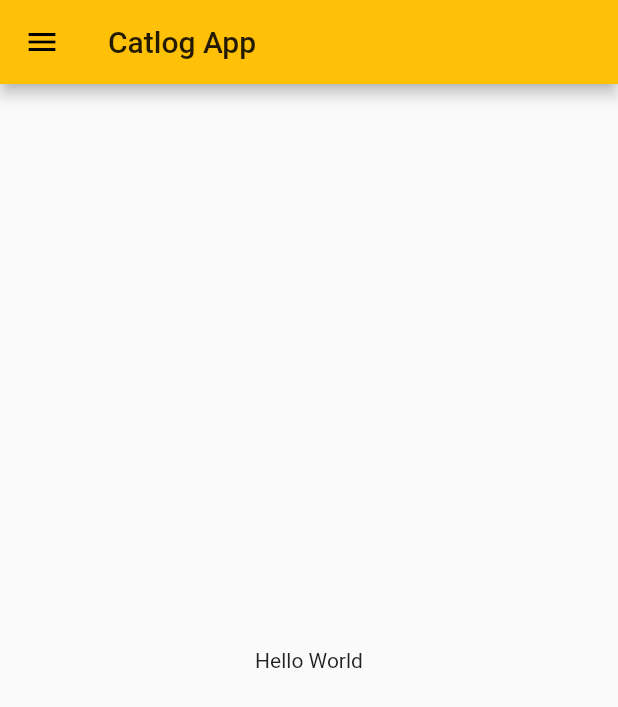
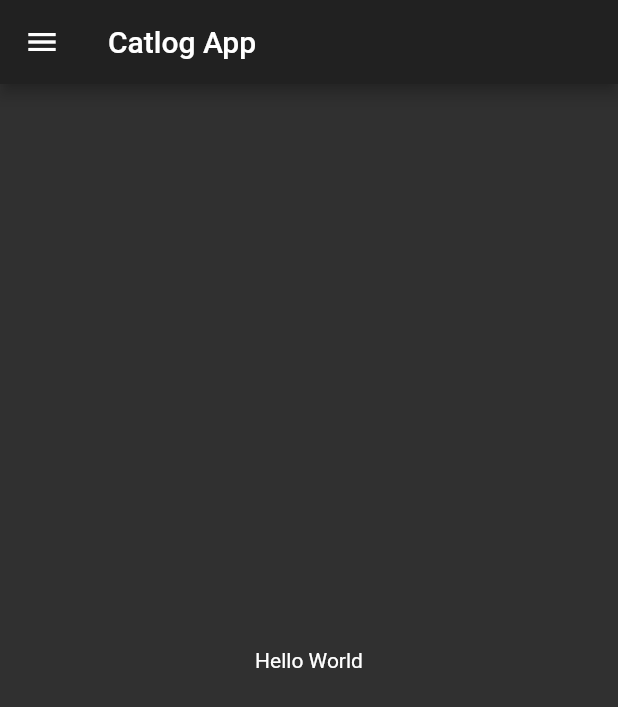
Before and after one commit to sanjayadtani/catalog_app, a Flutter app: the screen it shows after launch, on a phone screen of 412 x 824 dp. Shown: the top 707 px of the screen. Run offline on Flutter 3.47's test engine with Material 2 defaults, Android fonts, the phone set to English and light mode, and no system bars.

Commit message:
day3 complete

```diff
--- a/lib/main.dart
+++ b/lib/main.dart
@@ -10,10 +10,17 @@
   Widget build(BuildContext context) {
     return MaterialApp(
       debugShowCheckedModeBanner: false,
-      home: HomePage(),
       theme: ThemeData(
         primarySwatch: Colors.amber,
       ),
+      themeMode: ThemeMode.dark,
+      darkTheme: ThemeData(
+        brightness: Brightness.dark,
+      ),
+      routes: {
+        "/": (context) => HomePage(),
+        "/home": (context) => HomePage(),
+      },
     );
   }
 }
```
